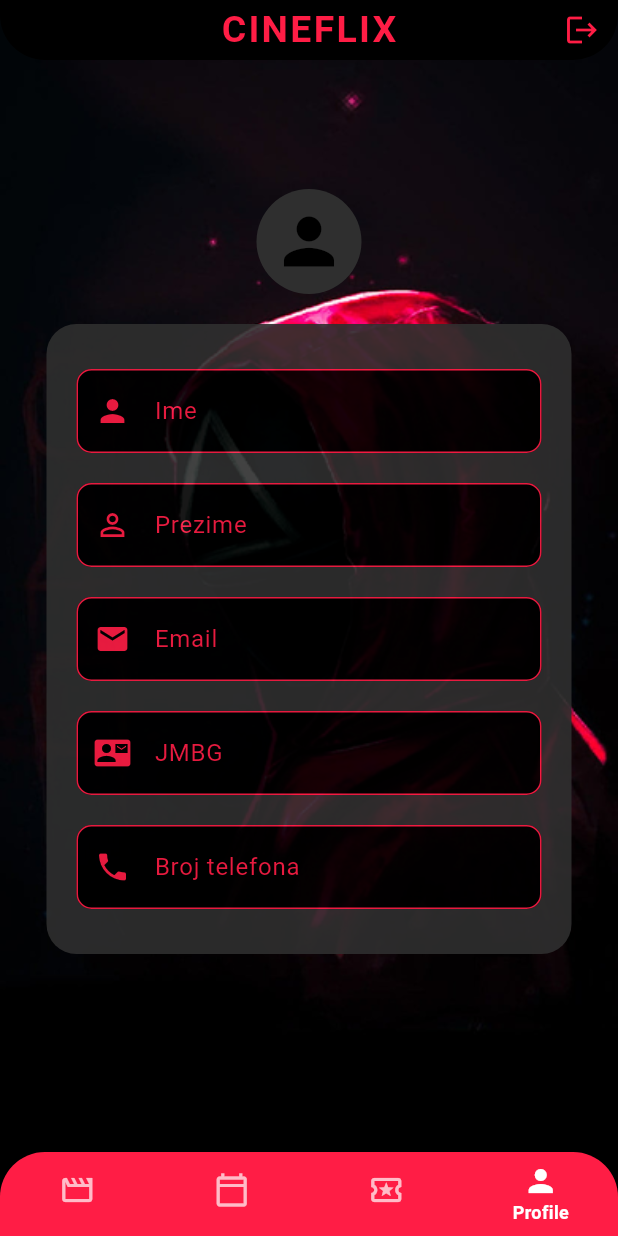
After one commit to nenshie/CinemaReservations-Flutter-Mobile, a Flutter app: the Profile screen opened by its route, on a phone screen of 412 x 824 dp. The commit adds this screen. Run offline on Flutter 3.47's test engine with Material 3 defaults, Android fonts, the phone set to English and light mode, and no system bars; our stand-ins replace hexcolor, jwt_decoder, shared_preferences; accounts and stored records are empty.

Commit message:
Profile Screen done

```diff
--- a/lib/main.dart
+++ b/lib/main.dart
@@ -1,5 +1,6 @@
 import 'dart:io';
 import 'package:cinema_reservations_front/screens/logIn.dart';
+import 'package:cinema_reservations_front/screens/profile.dart';
 import 'package:cinema_reservations_front/screens/sign_in.dart';
 import 'package:flutter/material.dart';
 import 'package:cinema_reservations_front/screens/welcome_screen.dart';
@@ -43,7 +44,8 @@ class MyApp extends StatelessWidget {
         '/home': (context) => const Home(),
         '/login': (context) => const Login(),
         '/signIn': (context) => const SignIn(),
-        '/projections': (context) => const Projections()
+        '/projections': (context) => const Projections(),
+        '/profile': (context) => const Profile()
       },
     );
   }
--- a/lib/models/user.dart
+++ b/lib/models/user.dart
@@ -25,7 +25,7 @@ class User {
       jmbg: json['jmbg'] ?? '',
       role: json['role'] ?? '',
       password: json['password'] ?? '',
-      MobileNumber: json['MobileNumber']?.toString(),
+      MobileNumber: json['phoneNumber']?.toString(),
     );
   }
 
--- a/lib/screens/logIn.dart
+++ b/lib/screens/logIn.dart
@@ -54,7 +54,7 @@ class _LoginState extends State<Login> {
               jmbg: userData['jmbg'] ?? '',
               name: userData['name'] ?? '',
               surname: userData['surname'] ?? '',
-              MobileNumber: userData['MobileNumber'],
+              MobileNumber: userData['phoneNumber'],
               email: userData['email'] ?? '',
             );
 
--- /dev/null
+++ b/lib/screens/profile.dart
@@ -0,0 +1,195 @@
+import 'package:flutter/material.dart';
+import 'package:provider/provider.dart';
+import '../components/bottom_nav_bar.dart';
+import '../providers/user_provider.dart';
+import '../utils/global_colors.dart';
+import '../widgets/global_navbar.dart';
+
+class Profile extends StatefulWidget {
+  const Profile({super.key});
+
+  @override
+  State<Profile> createState() => _ProfileState();
+}
+
+class _ProfileState extends State<Profile> {
+  int _selectedIndex = 3;
+
+  late TextEditingController _nameController;
+  late TextEditingController _surnameController;
+  late TextEditingController _phoneController;
+  late TextEditingController _emailController;
+  late TextEditingController _jmbgController;
+
+  @override
+  void initState() {
+    super.initState();
+    final user = Provider.of<UserProvider>(context, listen: false).user;
+
+    _nameController = TextEditingController(text: user?.name ?? '');
+    _surnameController = TextEditingController(text: user?.surname ?? '');
+    _phoneController = TextEditingController(text: user?.MobileNumber ?? '');
+    _emailController = TextEditingController(text: user?.email ?? '');
+    _jmbgController = TextEditingController(text: user?.jmbg ?? '');
+  }
+
+  void _onItemTapped(int index) {
+    setState(() {
+      _selectedIndex = index;
+    });
+
+    switch (index) {
+      case 0:
+        Navigator.pushReplacementNamed(context, 'mainScreen/');
+        break;
+      case 1:
+        Navigator.pushReplacementNamed(context, 'trainings/');
+        break;
+      case 2:
+        Navigator.pushReplacementNamed(context, 'reservations/');
+        break;
+      case 3:
+        Navigator.pushReplacementNamed(context, 'profile/');
+        break;
+    }
+  }
+
+  @override
+  Widget build(BuildContext context) {
+    return Scaffold(
+      extendBodyBehindAppBar: true,
+      extendBody: true,
+      appBar: const NavBar(automaticallyImplyLeading: false),
+      body: Stack(
+        children: [
+          Positioned.fill(
+            child: Image.asset(
+              'assets/peakpx 1.png',
+              fit: BoxFit.cover,
+            ),
+          ),
+          Align(
+            alignment: Alignment.topCenter,
+            child: SingleChildScrollView(
+              padding: const EdgeInsets.only(
+                top: kToolbarHeight + 50,
+                bottom: kBottomNavigationBarHeight + 30,
+              ),
+              child: Consumer<UserProvider>(
+                builder: (context, userProvider, child) {
+                  final user = userProvider.user;
+                  if (user == null) {
+                    return const CircularProgressIndicator();
+                  }
+
+                  return Column(
+                    mainAxisAlignment: MainAxisAlignment.center,
+                    children: [
+                      const SizedBox(height: 20),
+                      Stack(
+                        children: [
+                          CircleAvatar(
+                            radius: 35,
+                            backgroundColor: GlobalColors.darkGrey,
+                          ),
+                          const CircleAvatar(
+                            radius: 35,
+                            backgroundColor: Colors.transparent,
+                            child: Icon(
+                              Icons.person,
+                              size: 50,
+                              color: Colors.black,
+                            ),
+                          ),
+                        ],
+                      ),
+                      const SizedBox(height: 20),
+                      Opacity(
+                        opacity: 0.9,
+                        child: Container(
+                          padding: const EdgeInsets.all(20),
+                          decoration: BoxDecoration(
+                            color: GlobalColors.darkGrey,
+                            borderRadius: BorderRadius.circular(20),
+                          ),
+                          width: 350,
+                          child: Column(
+                            children: [
+                              _buildProfileField(
+                                icon: Icons.person,
+                                label: 'Ime',
+                                controller: _nameController,
+                              ),
+                              _buildProfileField(
+                                icon: Icons.person_outline,
+                                label: 'Prezime',
+                                controller: _surnameController,
+                              ),
+                              _buildProfileField(
+                                icon: Icons.email,
+                                label: 'Email',
+                                controller: _emailController,
+                              ),
+                              _buildProfileField(
+                                icon: Icons.contact_mail,
+                                label: 'JMBG',
+                                controller: _jmbgController,
+                              ),
+                              _buildProfileField(
+                                icon: Icons.phone,
+                                label: 'Broj telefona',
+                                controller: _phoneController,
+                              ),
+                            ],
+                          ),
+                        ),
+                      ),
+                    ],
+                  );
+                },
+              ),
+            ),
+          ),
+        ],
+      ),
+      bottomNavigationBar: CustomBottomNavBar(
+        currentIndex: _selectedIndex,
+        onTap: _onItemTapped,
+      ),
+    );
+  }
+
+  Widget _buildProfileField({
+    required IconData icon,
+    required String label,
+    required TextEditingController controller,
+  }) {
+    return Padding(
+      padding: const EdgeInsets.symmetric(vertical: 10),
+      child: TextField(
+        controller: controller,
+        readOnly: true,
+        style: TextStyle(color: GlobalColors.white),
+        decoration: InputDecoration(
+          prefixIcon: Icon(icon, color: GlobalColors.red),
+          labelText: label,
+          labelStyle: TextStyle(color: GlobalColors.red),
+          border: OutlineInputBorder(
+            borderRadius: BorderRadius.circular(10),
+            borderSide: BorderSide(color: GlobalColors.red),
+          ),
+          enabledBorder: OutlineInputBorder(
+            borderRadius: BorderRadius.circular(10),
+            borderSide: BorderSide(color: GlobalColors.red),
+          ),
+          focusedBorder: OutlineInputBorder(
+            borderRadius: BorderRadius.circular(10),
+            borderSide: BorderSide(color: GlobalColors.red),
+          ),
+          filled: true,
+          fillColor: Colors.black,
+        ),
+      ),
+    );
+  }
+}
```
Also changed, not shown: assets/peakpx 1.png (added).
